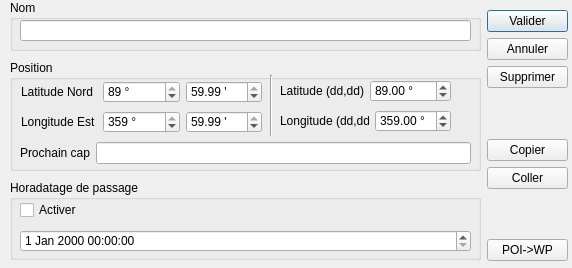
The window that src/POI_editor.ui (nohal/qtVlm) describes before a commit, drawn with Qt 5.
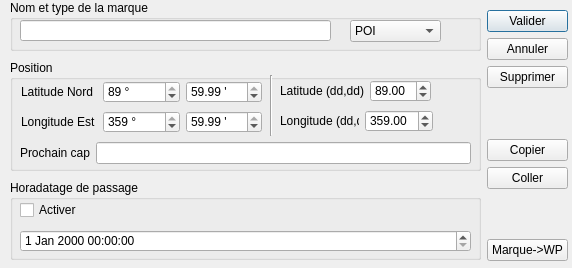
The same window after the commit.

Commit message: Ajout du typage de Marque (POI, WP, Balise) Couleur des marques est paramétrable

The edit to the form file:
```diff
--- a/src/POI_editor.ui
+++ b/src/POI_editor.ui
@@ -23,18 +23,43 @@
     </rect>
    </property>
    <property name="title">
-    <string>Nom</string>
+    <string>Nom et type de la marque</string>
    </property>
    <widget class="QLineEdit" name="editName">
     <property name="geometry">
      <rect>
       <x>10</x>
       <y>20</y>
-      <width>451</width>
+      <width>311</width>
       <height>21</height>
      </rect>
     </property>
    </widget>
+   <widget class="QComboBox" name="POI_type_liste">
+    <property name="geometry">
+     <rect>
+      <x>340</x>
+      <y>20</y>
+      <width>91</width>
+      <height>22</height>
+     </rect>
+    </property>
+    <item>
+     <property name="text">
+      <string>POI</string>
+     </property>
+    </item>
+    <item>
+     <property name="text">
+      <string>Waypoint</string>
+     </property>
+    </item>
+    <item>
+     <property name="text">
+      <string>Balise</string>
+     </property>
+    </item>
+   </widget>
   </widget>
   <widget class="QGroupBox" name="groupBox_2">
    <property name="geometry">
@@ -209,7 +234,7 @@
      <rect>
       <x>270</x>
       <y>20</y>
-      <width>171</width>
+      <width>151</width>
       <height>22</height>
      </rect>
     </property>
@@ -223,9 +248,6 @@
      </item>
      <item>
       <widget class="QDoubleSpinBox" name="lat_val">
-       <property name="suffix">
-        <string> °</string>
-       </property>
        <property name="minimum">
         <double>-89.989999999999995</double>
        </property>
@@ -247,7 +269,7 @@
      <rect>
       <x>270</x>
       <y>50</y>
-      <width>171</width>
+      <width>153</width>
       <height>22</height>
      </rect>
     </property>
@@ -261,9 +283,6 @@
      </item>
      <item>
       <widget class="QDoubleSpinBox" name="lon_val">
-       <property name="suffix">
-        <string> °</string>
-       </property>
        <property name="minimum">
         <double>-359.990000000000009</double>
        </property>
@@ -391,7 +410,7 @@
     <item>
      <widget class="QPushButton" name="btSaveWP">
       <property name="text">
-       <string>POI-&gt;WP</string>
+       <string>Marque-&gt;WP</string>
       </property>
      </widget>
     </item>
```
Left out of the diff: 23 changed lines with no effect on the pictures. The commit also changes 25 other files.
